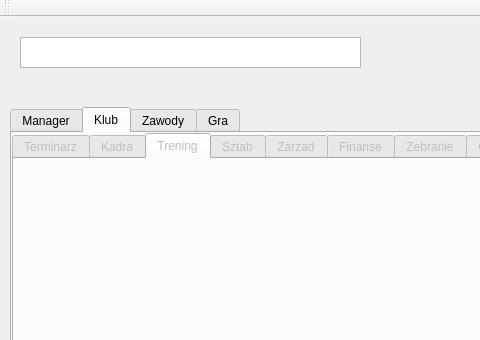
Qt form source/mainwindow.ui (Kinoll/Hot-Tires) before a commit; both pictures show x 0 to 480 and y 0 to 340 of the 1014 by 607 pixel window.
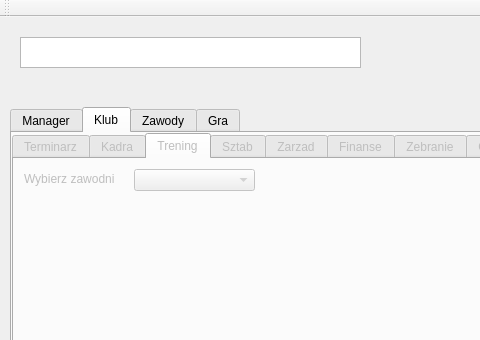
The same form after that commit. The open tabs and pages were chosen to show the change.

Diff of the .ui file:
```diff
--- a/source/mainwindow.ui
+++ b/source/mainwindow.ui
@@ -111,6 +111,29 @@
        <attribute name="title">
         <string>Trening</string>
        </attribute>
+       <widget class="QComboBox" name="comboBox_riderToTrain">
+        <property name="geometry">
+         <rect>
+          <x>120</x>
+          <y>10</y>
+          <width>121</width>
+          <height>22</height>
+         </rect>
+        </property>
+       </widget>
+       <widget class="QLabel" name="label_riderToTrain">
+        <property name="geometry">
+         <rect>
+          <x>10</x>
+          <y>10</y>
+          <width>91</width>
+          <height>20</height>
+         </rect>
+        </property>
+        <property name="text">
+         <string>Wybierz zawodnika:</string>
+        </property>
+       </widget>
       </widget>
       <widget class="QWidget" name="tab_workers">
        <attribute name="title">
```
Left out of the diff: 4 changed lines with no effect on the pictures.
